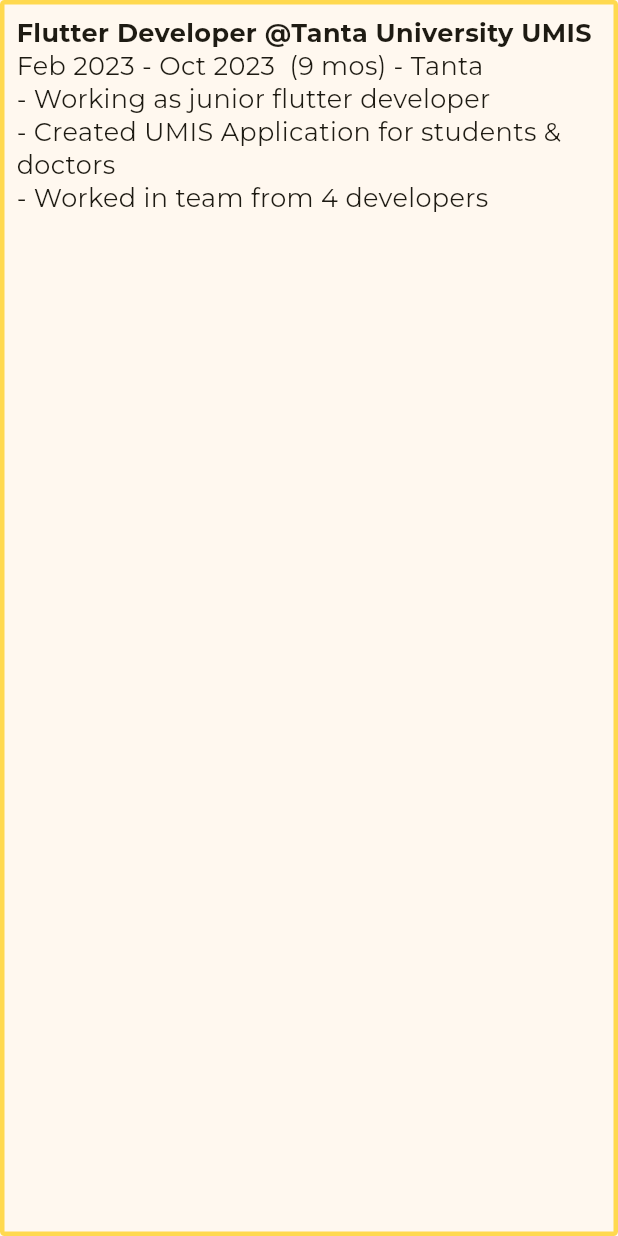
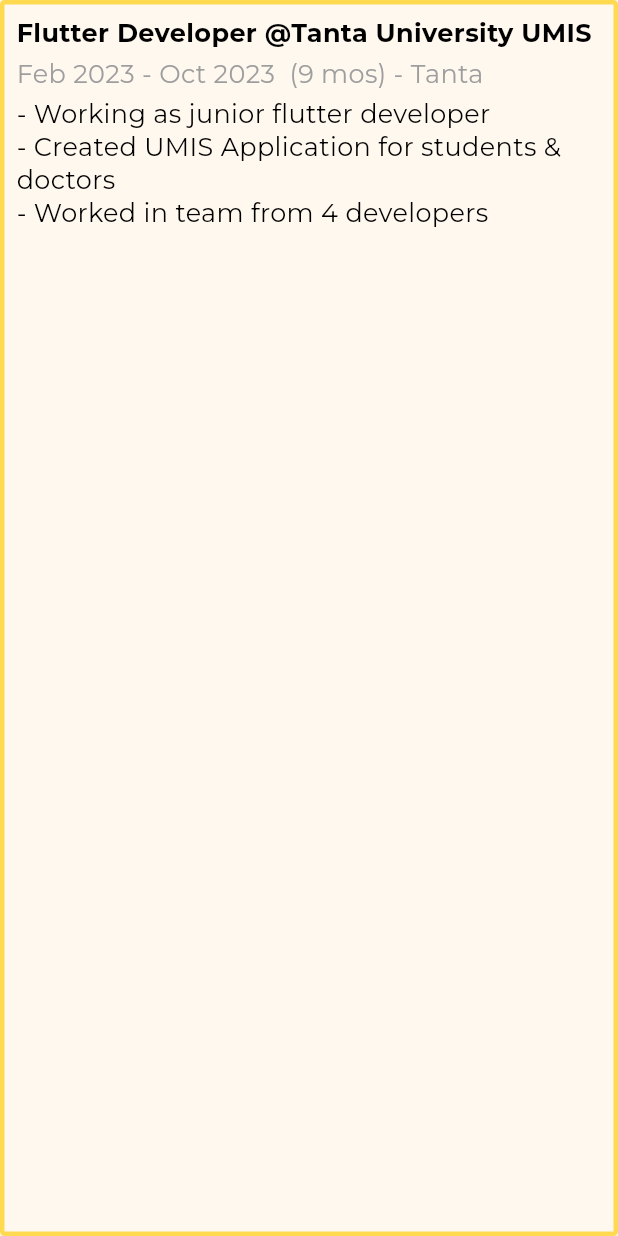
Before and after one commit to MostafaHamed-W/web_-portfolio, a Flutter app: the ExperienceContainer widget shown alone on an empty page, opened directly with sample values from the repository, on a phone screen of 412 x 824 dp. Run offline on Flutter 3.47's test engine with Material 3 defaults, Android fonts, the phone set to English and light mode, and no system bars; drawn by our look-alikes of auto_size_text; our stand-ins replace flutter_svg, google_fonts, responsive_builder.

Commit message:
Refactor Experience Container

```diff
--- a/lib/views/experience/widgets/experience_container.dart
+++ b/lib/views/experience/widgets/experience_container.dart
@@ -1,3 +1,4 @@
+import 'package:auto_size_text/auto_size_text.dart';
 import 'package:flutter/material.dart';
 import 'package:web_portfolio/utils/colors.dart';
 import 'package:web_portfolio/views/experience/models/experience_info.dart';
@@ -25,7 +26,9 @@ class ExperienceContainer extends StatelessWidget {
         crossAxisAlignment: CrossAxisAlignment.start,
         children: [
           Text(experience.company, style: _textStyle(isBold: true)),
-          Text(experience.timeline, style: _textStyle()),
+          const SizedBox(height: 5),
+          AutoSizeText(experience.timeline, style: _textStyle(isGrey: true), maxLines: 1),
+          const SizedBox(height: 5),
           for (var item in experience.descriptions) Text(item, style: _textStyle()),
         ],
       ),
@@ -33,6 +36,10 @@ class ExperienceContainer extends StatelessWidget {
   }
 }
 
-TextStyle _textStyle({bool? isBold}) {
-  return TextStyle(fontSize: 17, height: 1.3, fontWeight: isBold == true ? FontWeight.bold : FontWeight.normal);
+TextStyle _textStyle({bool? isBold, bool isGrey = false}) {
+  return TextStyle(
+      fontSize: 17,
+      height: 1.3,
+      fontWeight: isBold == true ? FontWeight.bold : FontWeight.normal,
+      color: isGrey == true ? Colors.grey : Colors.black);
 }
```
